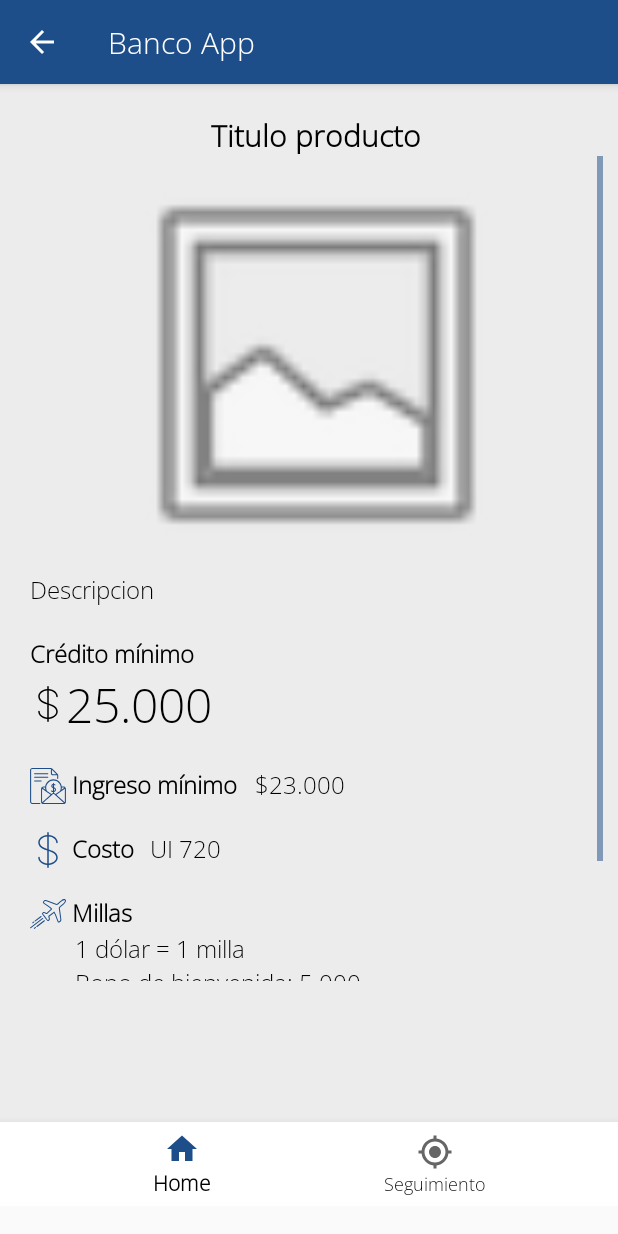
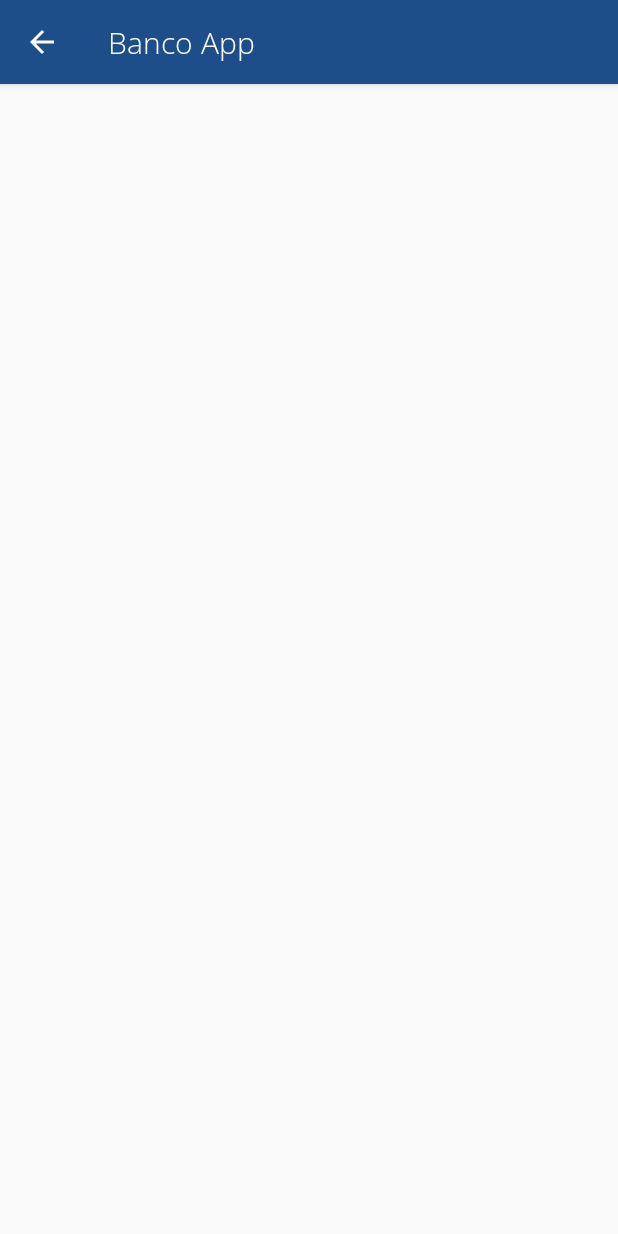
Before and after one commit to sebacura/ing-software, an Android app: the ProductDetailsActivity screen opened directly, with no data from a screen before it, on a phone screen of 412 x 824 dp. Run offline under Robolectric (Android 15) with nearby library versions, the phone set to English and light mode, and no system bars.

Commit message:
Detalles colapsables

```diff
--- a/app/src/main/java/com/ingsoft/bancoapp/products/ProductDetailsActivity.java
+++ b/app/src/main/java/com/ingsoft/bancoapp/products/ProductDetailsActivity.java
@@ -21,48 +21,48 @@ import static com.ingsoft.bancoapp.products.ProductListActivity.obtenerTarjeta;
 
 public class ProductDetailsActivity extends AppCompatActivity {
 
-    private TextView tituloTarjeta;
-    private Entidad tarjeta = obtenerTarjeta();
-    private TextView contenidoTarjeta;
-    private ImageView imgFoto;
-
-    @Override
-    protected void onCreate(Bundle savedInstanceState) {
-        super.onCreate(savedInstanceState);
-        setContentView(R.layout.activity_detalles_producto);
-
-        tituloTarjeta = findViewById(R.id.tituloTarjetaD);
-        contenidoTarjeta = findViewById(R.id.contenidoTarjetaD);
-        imgFoto = findViewById(R.id.imgFotoD);
-
-        tituloTarjeta.setText(tarjeta.getTitulo());
-        contenidoTarjeta.setText(tarjeta.getDetalles());
-        imgFoto.setImageResource(tarjeta.getImgFoto());
-
-        // bottom nav bar
-        BottomNavigationView navigation = findViewById(R.id.navigation);
-        navigation.setSelectedItemId(R.id.action_main);
-        navigation.setOnNavigationItemSelectedListener(new BottomNavigationView.OnNavigationItemSelectedListener() {
-            @Override
-            public boolean onNavigationItemSelected(@NonNull MenuItem item) {
-                switch (item.getItemId()) {
-                    case R.id.action_main:
-                        return true;
-                    case R.id.action_status:
-                        Intent a = new Intent(getApplicationContext(), StatusActivity.class);
-                        startActivity(a);
-                        overridePendingTransition(0,0);
-                        return true;
-                }
-                return false;
-            }
-        });
-
-    }
-
-    public void irAFormulario(View v){
-        Intent intent = new Intent(getApplicationContext(), ReadNfcActivity.class);
-        startActivity(intent);
-        overridePendingTransition(0,0);
-    }
+//    private TextView tituloTarjeta;
+//    private Entidad tarjeta = obtenerTarjeta();
+//    private TextView contenidoTarjeta;
+//    private ImageView imgFoto;
+//
+//    @Override
+//    protected void onCreate(Bundle savedInstanceState) {
+//        super.onCreate(savedInstanceState);
+//        setContentView(R.layout.activity_detalles_producto);
+//
+//        tituloTarjeta = findViewById(R.id.tituloTarjetaD);
+//        contenidoTarjeta = findViewById(R.id.contenidoTarjetaD);
+//        imgFoto = findViewById(R.id.imgFotoD);
+//
+//        tituloTarjeta.setText(tarjeta.getTitulo());
+//        contenidoTarjeta.setText(tarjeta.getDetalles());
+//        imgFoto.setImageResource(tarjeta.getImgFoto());
+//
+//        // bottom nav bar
+//        BottomNavigationView navigation = findViewById(R.id.navigation);
+//        navigation.setSelectedItemId(R.id.action_main);
+//        navigation.setOnNavigationItemSelectedListener(new BottomNavigationView.OnNavigationItemSelectedListener() {
+//            @Override
+//            public boolean onNavigationItemSelected(@NonNull MenuItem item) {
+//                switch (item.getItemId()) {
+//                    case R.id.action_main:
+//                        return true;
+//                    case R.id.action_status:
+//                        Intent a = new Intent(getApplicationContext(), StatusActivity.class);
+//                        startActivity(a);
+//                        overridePendingTransition(0,0);
+//                        return true;
+//                }
+//                return false;
+//            }
+//        });
+//
+//    }
+//
+//    public void irAFormulario(View v){
+//        Intent intent = new Intent(getApplicationContext(), ReadNfcActivity.class);
+//        startActivity(intent);
+//        overridePendingTransition(0,0);
+//    }
 }
--- a/app/src/main/java/pantallas/Entidad.java
+++ /dev/null
@@ -1,25 +0,0 @@
-package pantallas;
-
-public class Entidad {
-
-    private int imgFoto;
-    private String titulo;
-    private String contenido;
-    private String detalles;
-
-    public Entidad(int imgFoto, String titulo, String contenido, String detalles){
-        this.imgFoto = imgFoto;
-        this.titulo = titulo;
-        this.contenido = contenido;
-        this.detalles = detalles;
-    }
-
-    public int getImgFoto(){return imgFoto;}
-
-    public String getTitulo(){return titulo;}
-
-    public String getContenido(){return contenido;}
-
-    public String getDetalles(){return detalles;}
-
-}
--- a/app/src/main/res/layout/activity_detalles_producto.xml
+++ b/app/src/main/res/layout/activity_detalles_producto.xml
@@ -6,8 +6,9 @@
     android:layout_width="match_parent"
     android:background="@color/backgroundColor"
     android:layout_height="wrap_content"
-    tools:context=".products.ProductDetailsActivity"
-    android:id="@+id/detalles_producto">
+    android:id="@+id/detalles_producto"
+    tools:context=".products.ProductListActivity">
+
 <RelativeLayout xmlns:android="http://schemas.android.com/apk/res/android"
     xmlns:app="http://schemas.android.com/apk/res-auto"
     xmlns:tools="http://schemas.android.com/tools"
@@ -21,19 +22,6 @@
         android:layout_height="match_parent"
         android:layout_marginLeft="10dp">
 
-        <TextView
-            android:id="@+id/tituloTarjetaD"
-            android:layout_width="match_parent"
-            android:layout_height="wrap_content"
-            android:layout_marginBottom="0dp"
-            android:layout_marginTop="20dp"
-            android:gravity="center"
-            android:text="Titulo producto"
-            android:textSize="20dp"
-            android:textStyle="bold"
-            tools:layout_editor_absoluteX="114dp"
-            tools:layout_editor_absoluteY="16dp" />
-
         <ScrollView xmlns:android="http://schemas.android.com/apk/res/android"
             android:layout_width="match_parent"
             android:layout_height="550dp"
@@ -43,17 +31,8 @@
                 android:layout_width="match_parent"
                 android:layout_height="match_parent"
                 android:stretchColumns="1">
-            <ImageView
-                android:id="@+id/imgFotoD"
-                android:layout_width="304dp"
-                android:layout_height="278dp"
-                android:layout_gravity="center"
-                android:layout_marginBottom="0dp"
-                app:srcCompat="@android:drawable/ic_menu_gallery"
-                tools:layout_editor_absoluteX="132dp"
-                tools:layout_editor_absoluteY="82dp" />
 
-            <TextView
+                <TextView
                 android:id="@+id/contenidoTarjetaD"
                 android:layout_width="match_parent"
                 android:layout_height="wrap_content"
@@ -179,21 +158,6 @@
                 tools:layout_editor_absoluteX="0dp"
                 tools:layout_editor_absoluteY="191dp"/>
 
-                <Button
-                    android:id="@+id/button3"
-                    android:layout_width="229dp"
-                    android:layout_height="wrap_content"
-                    android:text="Solicitar"
-                    android:textColor="@color/white"
-                    android:onClick="irAFormulario"
-                    android:layout_marginTop="20dp"
-                    app:layout_constraintBottom_toBottomOf="parent"
-                    app:layout_constraintHorizontal_bias="0.538"
-                    app:layout_constraintLeft_toLeftOf="parent"
-                    app:layout_constraintRight_toRightOf="parent"
-                    app:layout_constraintTop_toTopOf="parent"
-                    app:layout_constraintVertical_bias="0.876" />
-
             </TableLayout>
         </ScrollView>
 
@@ -201,10 +165,4 @@
     </LinearLayout>
 </RelativeLayout>
 
-    <include
-layout="@layout/item_bottom_navigation"
-android:layout_width="match_parent"
-android:layout_height="wrap_content"
-android:layout_gravity="bottom"
-app:layout_constraintBottom_toBottomOf="parent"/>
 </androidx.constraintlayout.widget.ConstraintLayout>
--- a/app/src/main/res/layout/activity_main_productos.xml
+++ b/app/src/main/res/layout/activity_main_productos.xml
@@ -34,13 +34,15 @@
             android:text="Nuestros Productos"
             android:textSize="20dp"/>
 
-        <ListView
+        <ExpandableListView
             android:id="@+id/lvItems"
             android:layout_width="match_parent"
-            android:layout_height="584dp" />
+            android:layout_height="match_parent">
+    </ExpandableListView>
 
     </LinearLayout>
 </RelativeLayout>
+
     <include
         layout="@layout/item_bottom_navigation"
         android:layout_width="match_parent"
--- a/app/src/main/res/layout/item.xml
+++ b/app/src/main/res/layout/item.xml
@@ -3,9 +3,7 @@
     xmlns:tools="http://schemas.android.com/tools"
     android:layout_width="match_parent"
     android:layout_height="match_parent"
-    android:onClick="verDetalles"
-    android:orientation="horizontal"
-    tools:context=".products.ProductListActivity">
+    android:orientation="horizontal">
 
     <ImageView
         android:id="@+id/imgFoto"
@@ -50,7 +48,6 @@
                 android:layout_width="match_parent"
                 android:layout_height="wrap_content"
                 android:layout_weight="1"
-                android:onClick="verDetalles"
                 android:text="Ver más"
                 android:textColor="@color/white" />
         </LinearLayout>
--- a/app/src/main/res/menu/menu_main_productos.xml
+++ b/app/src/main/res/menu/menu_main_productos.xml
@@ -1,7 +1,7 @@
 <menu xmlns:android="http://schemas.android.com/apk/res/android"
     xmlns:app="http://schemas.android.com/apk/res-auto"
     xmlns:tools="http://schemas.android.com/tools"
-    tools:context="com.ingsoft.bancoapp.pantallas.main_productos">
+    tools:context="com.ingsoft.bancoapp.products.ProductListActivity">
     <item
         android:id="@+id/action_settings"
         android:orderInCategory="100"
```
Also changed, not shown: app/src/main/java/com/ingsoft/bancoapp/products/GroupProducts.java (added, +19 -0 lines), app/src/main/java/com/ingsoft/bancoapp/products/MyExpandableListAdapter.java (added, +133 -0 lines), app/src/main/java/com/ingsoft/bancoapp/products/ProductListActivity.java (+33 -39 lines), app/src/main/java/pantallas/Adaptador.java (deleted, +0 -58 lines).
